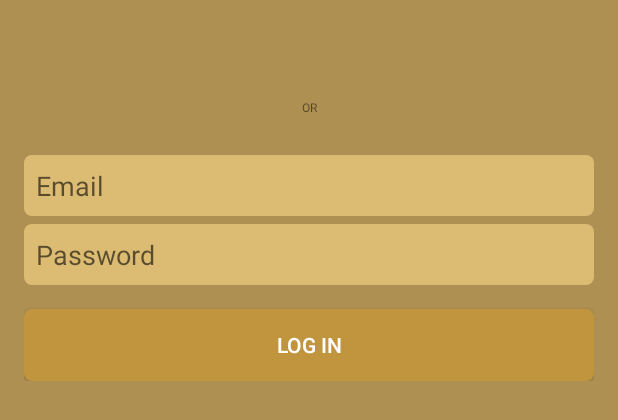
After one commit to upadhyay213213/GreasePay, an Android app: the layout activity_login_screen.xml on its own in the app's theme, with its tools: preview values and no code run, on a phone screen of 412 x 824 dp. The commit adds this screen. Shown: the top 420 px of the screen. Run offline under Robolectric (Android 15) with nearby library versions, the light colour scheme and no system bars.

Commit message:
Updated 9 files 1. LoginScreen.java 2. activity_login_screen.xml 3. InputSanitation.java under common package to filter input 4. button_rounded.xml under drawable 5. edit_rounded.xml under drawable 6. modified values files

```diff
--- /dev/null
+++ b/app/src/main/res/drawable/button_rounded.xml
@@ -0,0 +1,6 @@
+<?xml version="1.0" encoding="utf-8"?>
+<shape xmlns:android="http://schemas.android.com/apk/res/android"
+    android:shape="rectangle">
+    <solid android:color="@color/colorButton" />
+    <corners android:radius="@dimen/radius_size" />
+</shape>
--- /dev/null
+++ b/app/src/main/res/drawable/edit_rounded.xml
@@ -0,0 +1,6 @@
+<?xml version="1.0" encoding="utf-8"?>
+<shape xmlns:android="http://schemas.android.com/apk/res/android"
+    android:shape="rectangle">
+    <solid android:color="@color/colorEdittextBackground" />
+    <corners android:radius="@dimen/radius_size" />
+</shape>
--- /dev/null
+++ b/app/src/main/res/layout/activity_login_screen.xml
@@ -0,0 +1,63 @@
+<?xml version="1.0" encoding="utf-8"?>
+
+<LinearLayout xmlns:android="http://schemas.android.com/apk/res/android"
+    xmlns:tools="http://schemas.android.com/tools"
+    android:id="@+id/activity_login_screen"
+    android:layout_width="match_parent"
+    android:layout_height="wrap_content"
+    android:orientation="vertical"
+    android:paddingLeft="@dimen/activity_horizontal_margin"
+    android:paddingRight="@dimen/activity_horizontal_margin"
+    android:paddingTop="@dimen/activity_vertical_margin"
+    tools:context="com.ladse.greasepay.view.LoginScreen">
+
+    <ImageButton
+        android:layout_width="match_parent"
+        android:layout_height="wrap_content"
+        android:id="@+id/login_button_fbLogin"
+        android:contentDescription="@string/cd_fb_sign_in" />
+
+    <ImageButton
+        android:layout_width="match_parent"
+        android:layout_height="wrap_content"
+        android:id="@+id/login_button_googleLogin"
+        android:contentDescription="@string/cd_google_sign_in" />
+
+    <TextView
+        android:layout_width="match_parent"
+        android:layout_height="wrap_content"
+        android:text="@string/or"
+        android:layout_marginTop="10dp"
+        android:layout_marginBottom="10dp"
+        android:textSize="@dimen/cast_libraries_material_featurehighlight_text_header_size"
+        android:textAlignment="center" />
+
+    <EditText
+        android:layout_width="match_parent"
+        android:layout_height="wrap_content"
+        android:id="@+id/login_edit_username"
+        android:hint="@string/prompt_email"
+        android:layout_marginTop="@dimen/activity_vertical_margin"
+        android:padding="@dimen/place_autocomplete_button_padding"
+        android:background="@drawable/edit_rounded"
+        android:inputType="textEmailAddress" />
+
+    <EditText
+        android:layout_width="match_parent"
+        android:layout_height="wrap_content"
+        android:id="@+id/login_edit_password"
+        android:hint="@string/prompt_password"
+        android:padding="@dimen/place_autocomplete_button_padding"
+        android:layout_marginTop="5dp"
+        android:background="@drawable/edit_rounded"
+        android:inputType="textPassword" />
+
+    <Button
+        android:layout_width="match_parent"
+        android:layout_height="wrap_content"
+        android:id="@+id/login_button_loginBtn"
+        android:text="@string/prompt_log_in"
+        android:layout_marginTop="@dimen/activity_vertical_margin"
+        android:background="@drawable/button_rounded"
+        android:textColor="@color/colorButtonText" />
+</LinearLayout>
--- /dev/null
+++ b/app/src/main/res/values-v21/strings.xml
@@ -0,0 +1,6 @@
+<?xml version="1.0" encoding="utf-8"?>
+<resources>
+    <string name="cd_fb_sign_in">Facebook Sign in</string>
+    <string name="cd_google_sign_in">Google sign in</string>
+    <string name="or">OR</string>
+</resources>
--- /dev/null
+++ b/app/src/main/res/values-w820dp/strings.xml
@@ -0,0 +1,7 @@
+<?xml version="1.0" encoding="utf-8"?>
+<resources>
+    <string name="prompt_log_in">LOG IN</string>
+    <string name="cd_fb_sign_in">Facebook Sign in</string>
+    <string name="cd_google_sign_in">Google sign in</string>
+    <string name="or">OR</string>
+</resources>
--- a/app/src/main/res/values/colors.xml
+++ b/app/src/main/res/values/colors.xml
@@ -1,6 +1,11 @@
 <?xml version="1.0" encoding="utf-8"?>
 <resources>
-    <color name="colorPrimary">#3F51B5</color>
+    <color name="colorPrimary">#9C7F47</color>
     <color name="colorPrimaryDark">#303F9F</color>
     <color name="colorAccent">#FF4081</color>
+    <color name="colorButton">#C1953E</color>
+    <color name="colorBackground">#AE9052</color>
+    <color name="colorEdittextBackground">#DCBC73</color>
+    <color name="transparent">#00FFFFFF</color>
+    <color name="colorButtonText">#FFFFFF</color>
 </resources>
--- a/app/src/main/res/values/dimens.xml
+++ b/app/src/main/res/values/dimens.xml
@@ -2,4 +2,6 @@
     <!-- Default screen margins, per the Android Design guidelines. -->
     <dimen name="activity_horizontal_margin">16dp</dimen>
     <dimen name="activity_vertical_margin">16dp</dimen>
+    <dimen name="radius_size">5dp</dimen>
+    <dimen name="fab_margin">16dp</dimen>
 </resources>
--- a/app/src/main/res/values/strings.xml
+++ b/app/src/main/res/values/strings.xml
@@ -3,7 +3,7 @@
 
     <!-- Strings related to login -->
     <string name="prompt_email">Email</string>
-    <string name="prompt_password">Password (optional)</string>
+    <string name="prompt_password">Password</string>
     <string name="action_sign_in">Sign in or register</string>
     <string name="action_sign_in_short">Sign in</string>
     <string name="error_invalid_email">This email address is invalid</string>
@@ -13,4 +13,9 @@
     <string name="permission_rationale">"Contacts permissions are needed for providing email
         completions."
     </string>
+    <string name="prompt_log_in">LOG IN</string>
+    <string name="title_activity_sign_up_screen">SignUpScreen</string>
+    <string name="cd_fb_sign_in">Facebook Sign in</string>
+    <string name="cd_google_sign_in">Google sign in</string>
+    <string name="or">OR</string>
 </resources>
--- a/app/src/main/res/values/styles.xml
+++ b/app/src/main/res/values/styles.xml
@@ -6,6 +6,9 @@
         <item name="colorPrimary">@color/colorPrimary</item>
         <item name="colorPrimaryDark">@color/colorPrimaryDark</item>
         <item name="colorAccent">@color/colorAccent</item>
+        <item name="android:windowBackground">@color/colorBackground</item>
+        <item name="android:colorButtonNormal">@color/transparent</item>
+
     </style>
 
 </resources>
```
Also changed, not shown: app/src/main/java/com/ladse/greasepay/common/InputSanitation.java (added, +48 -0 lines), app/src/main/java/com/ladse/greasepay/view/LoginScreen.java (added, +65 -0 lines), app/src/main/res/values-v21/styles.xml (added, +9 -0 lines), app/src/main/res/values-w820dp/dimens.xml (added, +7 -0 lines).
